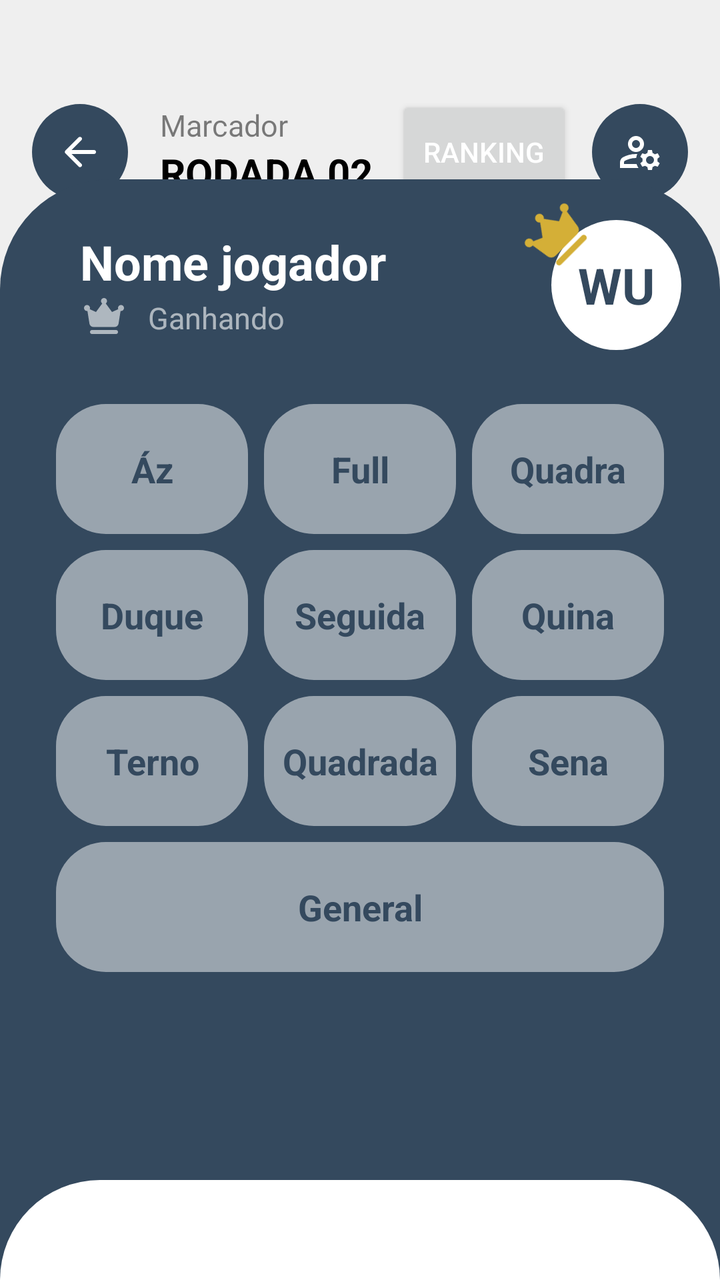
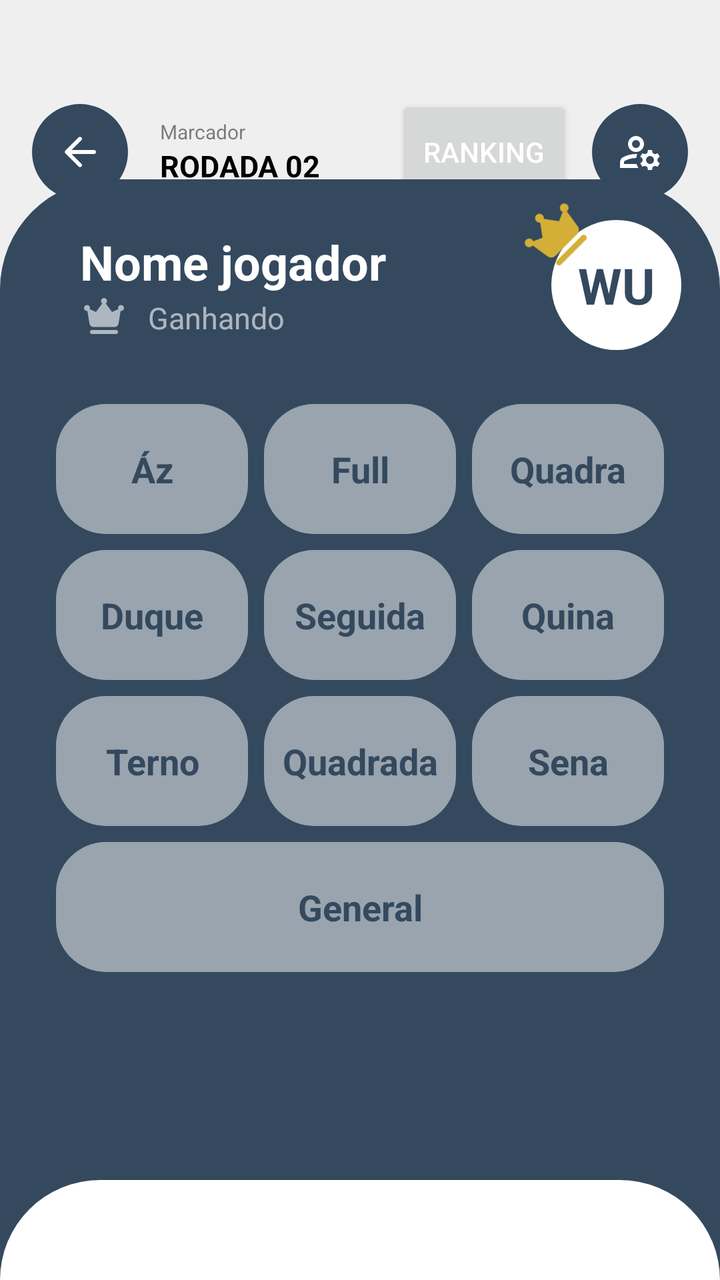

An Android layout rendered at two revisions. The XML below is the earlier revision; the diff shows what the commit changed to produce the second picture.
<!-- AndroidManifest.xml: application theme Base.Theme.KingOfBozo.Standard -->
<!-- res/layout/fragment_marcar_jogo.xml -->
<?xml version="1.0" encoding="utf-8"?>
<androidx.constraintlayout.widget.ConstraintLayout xmlns:android="http://schemas.android.com/apk/res/android"
    android:layout_width="match_parent"
    android:layout_height="match_parent"
    android:paddingTop="32dp"
    xmlns:app="http://schemas.android.com/apk/res-auto"
    xmlns:tools="http://schemas.android.com/tools"
    android:background="?attr/customBackground">

    <LinearLayout
        android:id="@+id/action_bar"
        android:layout_width="match_parent"
        android:layout_height="wrap_content"
        android:layout_margin="16dp"
        android:gravity="center_vertical"
        app:layout_constraintTop_toTopOf="parent">

        <ImageView
            android:id="@+id/button_back"
            android:layout_width="48dp"
            android:layout_height="48dp"
            android:backgroundTint="?attr/colorPrimary"
            android:background="@drawable/background_circle"
            android:padding="12dp"
            android:src="@drawable/ic_arrow_back"
            app:tint="?attr/customTextBackground"
            tools:ignore="ContentDescription" />

        <LinearLayout
            android:layout_width="0dp"
            android:layout_height="wrap_content"
            android:layout_marginStart="16dp"
            android:orientation="vertical"
            android:layout_weight="1">

            <TextView
                android:layout_width="wrap_content"
                android:layout_height="wrap_content"
                android:text="Marcador"
                android:alpha="0.5"
                android:textColor="?attr/textFillColor"
                android:textSize="15sp" />

            <TextView
                android:id="@+id/total_rodadas"
                android:layout_width="wrap_content"
                android:layout_height="wrap_content"
                android:text="RODADA 02"
                android:textColor="?attr/textFillColor"
                android:textSize="20sp"
                android:textStyle="bold" />

        </LinearLayout>

        <Button
            android:id="@+id/btn_jogar_mais_um"
            android:layout_width="wrap_content"
            android:layout_height="56dp"
            android:text="Ranking"
            android:textColor="?attr/customTextBackground"
            app:icon="@drawable/ic_ranking"
            app:iconGravity="textStart"
            app:iconTint="?attr/customTextBackground" />

        <ImageView
            android:id="@+id/button_gerenciar_jogadores"
            android:layout_width="48dp"
            android:layout_height="48dp"
            android:backgroundTint="?attr/colorPrimary"
            android:background="@drawable/background_circle_yellow"
            android:padding="12dp"
            app:tint="?attr/customTextBackground"
            android:src="@drawable/ic_gerenciar_jogador"
            android:layout_marginStart="10dp"
            tools:ignore="ContentDescription" />

    </LinearLayout>

    <TextView
        android:id="@+id/pontos_rodada"
        android:layout_width="0dp"
        android:layout_height="0dp"
        android:text="0"
        android:gravity="center"
        android:fontFamily="@font/agencyb"
        android:textColor="?attr/textFillColor"
        app:autoSizeTextType="uniform"
        app:autoSizeMinTextSize="50sp"
        app:autoSizeMaxTextSize="250sp"
        app:layout_constraintTop_toBottomOf="@id/action_bar"
        app:layout_constraintBottom_toTopOf="@id/form_add_player"
        app:layout_constraintStart_toStartOf="parent"
        app:layout_constraintEnd_toEndOf="parent" />

    <LinearLayout
        android:id="@+id/form_add_player"
        android:layout_width="match_parent"
        android:layout_height="wrap_content"
        android:background="@drawable/bottom_sheet_background"
        android:backgroundTint="?attr/colorPrimary"
        android:orientation="vertical"
        android:paddingHorizontal="24dp"
        android:paddingTop="25dp"
        android:paddingBottom="130dp"
        android:clipChildren="false"
        android:clipToPadding="false"
        app:layout_constraintBottom_toBottomOf="parent">

        <LinearLayout
            android:layout_width="match_parent"
            android:layout_height="wrap_content"
            android:clipChildren="false"
            android:clipToPadding="false">

            <LinearLayout
                android:layout_width="0dp"
                android:layout_height="wrap_content"
                android:orientation="vertical"
                android:layout_weight="1"
                android:paddingStart="16dp">
                <TextView
                    android:id="@+id/text_player_name"
                    android:layout_width="wrap_content"
                    android:layout_height="wrap_content"
                    android:text="Nome jogador"
                    android:textColor="?attr/customTextBackground"
                    android:textSize="24sp"
                    android:textStyle="bold" />

                <TextView
                    android:id="@+id/text_status"
                    android:layout_width="wrap_content"
                    android:layout_height="wrap_content"
                    android:text="Ganhando"
                    android:alpha="0.6"
                    android:textColor="?attr/customTextBackground"
                    android:textSize="15sp"
                    android:gravity="center"
                    app:drawableStartCompat="@drawable/ic_crown"
                    app:drawableTint="?attr/customTextBackground"
                    android:drawablePadding="10dp" />

            </LinearLayout>


            <FrameLayout
                android:id="@+id/avatarContainer"
                android:layout_width="95dp"
                android:layout_height="95dp"
                android:clickable="true"
                android:focusable="true"
                android:padding="15dp"
                android:layout_marginTop="-20dp"
                android:layout_marginEnd="-20dp"
                android:clipChildren="false"
                android:clipToPadding="false">

                <ImageView
                    android:id="@+id/icon_king"
                    android:layout_width="37dp"
                    android:layout_height="35dp"
                    android:layout_marginStart="-16dp"
                    android:layout_marginTop="-10dp"
                    android:elevation="1dp"
                    android:importantForAccessibility="no"
                    android:rotation="-45"
                    android:src="@drawable/ic_crown"
                    app:tint="@color/king" />

                <TextView
                    android:id="@+id/sigla_nome"
                    android:layout_width="match_parent"
                    android:layout_height="match_parent"
                    android:background="@drawable/background_circle"
                    android:backgroundTint="?attr/customTextBackground"
                    android:text="WU"
                    android:textColor="?attr/colorPrimary"
                    android:textStyle="bold"
                    android:textSize="25sp"
                    android:gravity="center" />

                <com.google.android.material.imageview.ShapeableImageView
                    android:id="@+id/imagePlayerAvatarDetail"
                    android:layout_width="match_parent"
                    android:layout_height="match_parent"
                    android:scaleType="centerCrop"
                    android:src="@drawable/ic_person"
                    android:visibility="gone"
                    app:shapeAppearanceOverlay="@style/ShapeAppearance.Material3.Corner.Full" />

            </FrameLayout>
        </LinearLayout>

        <GridLayout
            android:layout_width="match_parent"
            android:layout_height="wrap_content"
            android:layout_marginBottom="20dp"
            android:columnCount="3"
            android:rowCount="4"
            android:layout_marginTop="8dp">

            <TextView
                android:id="@+id/valor_az"
                android:layout_height="65dp"
                android:layout_width="0dp"
                android:backgroundTint="?attr/customTextBackground"
                android:background="@drawable/background_card_black"
                android:textColor="?attr/colorPrimary"
                android:text="Áz"
                android:textSize="18sp"
                android:textStyle="bold"
                android:gravity="center"
                android:alpha="0.5"
                android:layout_row="0"
                android:layout_column="0"
                android:layout_columnWeight="1"
                android:layout_gravity="fill"
                android:layout_margin="4dp"/>

            <TextView
                android:id="@+id/valor_full"
                android:layout_height="65dp"
                android:layout_width="0dp"
                android:backgroundTint="?attr/customTextBackground"
                android:background="@drawable/background_card_black"
                android:textColor="?attr/colorPrimary"
                android:text="Full"
                android:textSize="18sp"
                android:textStyle="bold"
                android:gravity="center"
                android:alpha="0.5"
                android:layout_row="0"
                android:layout_column="1"
                android:layout_columnWeight="1"
                android:layout_gravity="fill"
                android:layout_margin="4dp"/>

            <TextView
                android:id="@+id/valor_quadra"
                android:layout_height="65dp"
                android:layout_width="0dp"
                android:backgroundTint="?attr/customTextBackground"
                android:background="@drawable/background_card_black"
                android:textColor="?attr/colorPrimary"
                android:text="Quadra"
                android:textSize="18sp"
                android:textStyle="bold"
                android:gravity="center"
                android:alpha="0.5"
                android:layout_row="0"
                android:layout_column="2"
                android:layout_columnWeight="1"
                android:layout_gravity="fill"
                android:layout_margin="4dp"/>

            <TextView
                android:id="@+id/valor_duque"
                android:layout_height="65dp"
                android:layout_width="0dp"
                android:backgroundTint="?attr/customTextBackground"
                android:background="@drawable/background_card_black"
                android:textColor="?attr/colorPrimary"
                android:text="Duque"
                android:textSize="18sp"
                android:textStyle="bold"
                android:gravity="center"
                android:alpha="0.5"
                android:layout_row="1"
                android:layout_column="0"
                android:layout_columnWeight="1"
                android:layout_gravity="fill"
                android:layout_margin="4dp"/>

            <TextView
                android:id="@+id/valor_seguida"
                android:layout_height="65dp"
                android:layout_width="0dp"
                android:backgroundTint="?attr/customTextBackground"
                android:background="@drawable/background_card_black"
                android:textColor="?attr/colorPrimary"
                android:text="Seguida"
                android:textSize="18sp"
                android:textStyle="bold"
                android:gravity="center"
                android:alpha="0.5"
                android:layout_row="1"
                android:layout_column="1"
                android:layout_columnWeight="1"
                android:layout_gravity="fill"
                android:layout_margin="4dp"/>

            <TextView
                android:id="@+id/valor_quina"
                android:layout_height="65dp"
                android:layout_width="0dp"
                android:backgroundTint="?attr/customTextBackground"
                android:background="@drawable/background_card_black"
                android:textColor="?attr/colorPrimary"
                android:text="Quina"
                android:textSize="18sp"
                android:textStyle="bold"
                android:gravity="center"
                android:alpha="0.5"
                android:layout_row="1"
                android:layout_column="2"
                android:layout_columnWeight="1"
                android:layout_gravity="fill"
                android:layout_margin="4dp"/>

            <TextView
                android:id="@+id/valor_terno"
                android:layout_height="65dp"
                android:layout_width="0dp"
                android:backgroundTint="?attr/customTextBackground"
                android:background="@drawable/background_card_black"
                android:textColor="?attr/colorPrimary"
                android:text="Terno"
                android:textSize="18sp"
                android:textStyle="bold"
                android:gravity="center"
                android:alpha="0.5"
                android:layout_row="2"
                android:layout_column="0"
                android:layout_columnWeight="1"
                android:layout_gravity="fill"
                android:layout_margin="4dp"/>

            <TextView
                android:id="@+id/valor_quadrada"
                android:layout_height="65dp"
                android:layout_width="0dp"
                android:backgroundTint="?attr/customTextBackground"
                android:background="@drawable/background_card_black"
                android:textColor="?attr/colorPrimary"
                android:text="Quadrada"
                android:textSize="18sp"
                android:textStyle="bold"
                android:gravity="center"
                android:alpha="0.5"
                android:layout_row="2"
                android:layout_column="1"
                android:layout_columnWeight="1"
                android:layout_gravity="fill"
                android:layout_margin="4dp"/>

            <TextView
                android:id="@+id/valor_sena"
                android:layout_height="65dp"
                android:layout_width="0dp"
                android:backgroundTint="?attr/customTextBackground"
                android:background="@drawable/background_card_black"
                android:textColor="?attr/colorPrimary"
                android:text="Sena"
                android:textSize="18sp"
                android:textStyle="bold"
                android:gravity="center"
                android:alpha="0.5"
                android:layout_row="2"
                android:layout_column="2"
                android:layout_columnWeight="1"
                android:layout_gravity="fill"
                android:layout_margin="4dp"/>

            <TextView
                android:id="@+id/valor_general"
                android:layout_height="65dp"
                android:layout_width="0dp"
                android:backgroundTint="?attr/customTextBackground"
                android:background="@drawable/background_card_black"
                android:textColor="?attr/colorPrimary"
                android:text="General"
                android:textSize="18sp"
                android:textStyle="bold"
                android:gravity="center"
                android:alpha="0.5"
                android:layout_row="3"
                android:layout_column="0"
                android:layout_columnSpan="3"
                android:layout_columnWeight="1"
                android:layout_gravity="fill"
                android:layout_margin="4dp"/>

        </GridLayout>

    </LinearLayout>

    <LinearLayout
        android:id="@+id/navigation_bar_container"
        android:layout_width="match_parent"
        android:layout_height="wrap_content"
        android:background="@drawable/bottom_sheet_background"
        android:backgroundTint="?attr/cardBackgroundColor"
        android:orientation="vertical"
        android:clipChildren="false"
        android:clipToPadding="false"
        android:paddingBottom="15dp"
        app:layout_constraintBottom_toBottomOf="parent">

        <androidx.recyclerview.widget.RecyclerView
            android:id="@+id/recyclerViewJogadoresRodada"
            android:layout_width="match_parent"
            android:layout_height="wrap_content"
            app:layoutManager="androidx.recyclerview.widget.LinearLayoutManager"
            android:orientation="horizontal"
            android:paddingTop="35dp"
            tools:listitem="@layout/item_jogador_selection"
            android:clipChildren="false"
            android:clipToPadding="false"/>

    </LinearLayout>

</androidx.constraintlayout.widget.ConstraintLayout>
<!-- res/layout/item_jogador_selection.xml (included above) -->
<?xml version="1.0" encoding="utf-8"?>
<androidx.constraintlayout.widget.ConstraintLayout xmlns:android="http://schemas.android.com/apk/res/android"
    xmlns:app="http://schemas.android.com/apk/res-auto"
    xmlns:tools="http://schemas.android.com/tools"
    android:layout_width="wrap_content"
    android:layout_height="wrap_content"
    android:background="?attr/selectableItemBackground"
    android:clipChildren="false"
    android:clipToPadding="false">

    <RelativeLayout
        android:id="@+id/avatar_container_jogo"
        android:layout_width="81dp"
        android:layout_height="81dp"
        android:padding="8dp"
        tools:ignore="MissingConstraints"
        android:clipChildren="false"
        android:clipToPadding="false">
        <ImageView
            android:id="@+id/icon_king"
            android:layout_width="wrap_content"
            android:layout_height="wrap_content"
            android:elevation="1dp"
            android:importantForAccessibility="no"
            android:rotation="-45"
            android:layout_marginTop="-3dp"
            android:layout_marginStart="-3dp"
            android:layout_alignParentTop="true"
            android:src="@drawable/ic_crown"
            app:tint="@color/king"/>


        <ImageView
            android:id="@+id/icon_position"
            android:layout_width="20dp"
            android:layout_height="20dp"
            android:elevation="1dp"
            android:importantForAccessibility="no"
            android:src="@drawable/ic_1"
            app:tint="?attr/colorPrimary"
            android:layout_marginBottom="-6dp"
            android:backgroundTint="?attr/customTextBackground"
            android:background="@drawable/circle_background"
            android:layout_alignParentBottom="true"
            android:layout_centerInParent="true"/>

        <ImageView
            android:id="@+id/icon_empate"
            android:layout_width="match_parent"
            android:layout_height="match_parent"
            android:backgroundTint="?attr/colorPrimary"
            android:background="@drawable/background_circle"
            android:layout_centerInParent="true"/>

        <TextView
            android:id="@+id/sigla_nome"
            android:layout_width="55dp"
            android:layout_height="55dp"
            android:backgroundTint="?attr/customBackground"
            android:background="@drawable/background_circle"
            android:text="WU"
            android:textColor="?attr/colorPrimary"
            android:textStyle="bold"
            android:textSize="25dp"
            android:gravity="center"
            android:layout_centerInParent="true"/>


        <com.google.android.material.imageview.ShapeableImageView
            android:id="@+id/imagePlayerAvatarJogo"
            android:layout_width="55dp"
            android:layout_height="55dp"
            android:scaleType="centerCrop"
            android:src="@drawable/ic_person"
            android:layout_centerInParent="true"
            app:shapeAppearanceOverlay="@style/ShapeAppearance.Material3.Corner.Full" />


    </RelativeLayout>

</androidx.constraintlayout.widget.ConstraintLayout>
<!-- resources referenced by this layout -->
<resources>
  <color name="king">#D4AF37</color>
  <!-- drawable background_card_black (drawable) -->
  <shape xmlns:android="http://schemas.android.com/apk/res/android"
      android:shape="rectangle">
      <solid android:color="@color/fundo_light" />
      <corners android:radius="25dp" />
  </shape>
  <!-- drawable background_circle (drawable) -->
  <?xml version="1.0" encoding="utf-8"?>
  <shape xmlns:android="http://schemas.android.com/apk/res/android"
      android:shape="oval">
      <solid android:color="@color/fundo_light" />
  </shape>
  <!-- drawable background_circle_yellow (drawable) -->
  <?xml version="1.0" encoding="utf-8"?>
  <shape xmlns:android="http://schemas.android.com/apk/res/android"
      android:shape="oval">
      <solid android:color="@color/fundo_light" />
  </shape>
  <!-- drawable bottom_sheet_background (drawable) -->
  <?xml version="1.0" encoding="utf-8"?>
  <shape xmlns:android="http://schemas.android.com/apk/res/android"
      android:shape="rectangle">
      <solid android:color="@color/fundo_light"/>
      <corners android:topLeftRadius="55dp" android:topRightRadius="55dp"/>
  </shape>
  <!-- drawable circle_background (drawable) -->
  <?xml version="1.0" encoding="utf-8"?>
  <shape xmlns:android="http://schemas.android.com/apk/res/android"
      android:shape="oval">
      <solid android:color="@color/fundo_light" />
  </shape>
  <!-- drawable ic_1 (drawable) -->
  <vector xmlns:android="http://schemas.android.com/apk/res/android"
      android:width="24dp"
      android:height="24dp"
      android:viewportWidth="960"
      android:viewportHeight="960"
      android:tint="@color/fundo_light">
    <path
        android:fillColor="@android:color/white"
        android:pathData="M480,880Q397,880 324,848.5Q251,817 197,763Q143,709 111.5,636Q80,563 80,480Q80,397 111.5,324Q143,251 197,197Q251,143 324,111.5Q397,80 480,80Q563,80 636,111.5Q709,143 763,197Q817,251 848.5,324Q880,397 880,480Q880,563 848.5,636Q817,709 763,763Q709,817 636,848.5Q563,880 480,880ZM460,360L460,640Q460,657 471.5,668.5Q483,680 500,680Q517,680 528.5,668.5Q540,657 540,640L540,320Q540,303 528.5,291.5Q517,280 500,280L420,280Q403,280 391.5,291.5Q380,303 380,320Q380,337 391.5,348.5Q403,360 420,360L460,360Z"/>
  </vector>
  <!-- drawable ic_arrow_back (drawable) -->
  <vector xmlns:android="http://schemas.android.com/apk/res/android"
      android:width="24dp"
      android:height="24dp"
      android:viewportWidth="960"
      android:viewportHeight="960"
      android:tint="@color/fundo_light"
      android:autoMirrored="true">
    <path
        android:fillColor="@android:color/white"
        android:pathData="M313,520L509,716Q521,728 520.5,744Q520,760 508,772Q496,783 480,783.5Q464,784 452,772L188,508Q182,502 179.5,495Q177,488 177,480Q177,472 179.5,465Q182,458 188,452L452,188Q463,177 479.5,177Q496,177 508,188Q520,200 520,216.5Q520,233 508,245L313,440L760,440Q777,440 788.5,451.5Q800,463 800,480Q800,497 788.5,508.5Q777,520 760,520L313,520Z"/>
  </vector>
  <color name="fundo_light">#EFEFEF</color>
  <color name="padrao">#34495e</color>
  <color name="text_dark">#000000</color>
  <color name="text_light">#FFFFFF</color>
  <color name="icon_dark">#000000</color>
  <color name="icon_light">#FFFFFF</color>
  <color name="card_light">#FFFFFF</color>
  <color name="card_dark">#313131</color>
  <!-- unchanged entries left out for length: 6 -->
</resources>

<!-- the commit's change to res/layout/fragment_marcar_jogo.xml (unified diff, before → after) -->
@@ -39,7 +39,7 @@
                 android:text="Marcador"
                 android:alpha="0.5"
                 android:textColor="?attr/textFillColor"
-                android:textSize="15sp" />
+                android:textSize="10sp" />
 
             <TextView
                 android:id="@+id/total_rodadas"
@@ -47,7 +47,7 @@
                 android:layout_height="wrap_content"
                 android:text="RODADA 02"
                 android:textColor="?attr/textFillColor"
-                android:textSize="20sp"
+                android:textSize="15sp"
                 android:textStyle="bold" />
 
         </LinearLayout>
